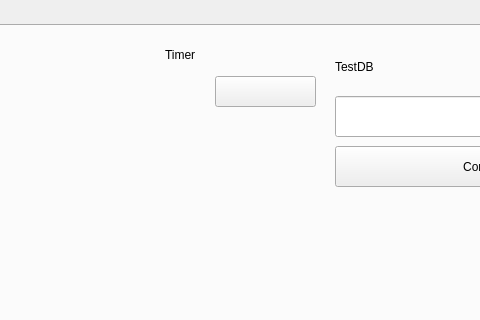
Old version of the form reporter.ui in the repository Davebudil/reporter; both pictures show x 217 to 697 and y 0 to 320 of the 866 by 626 pixel window.
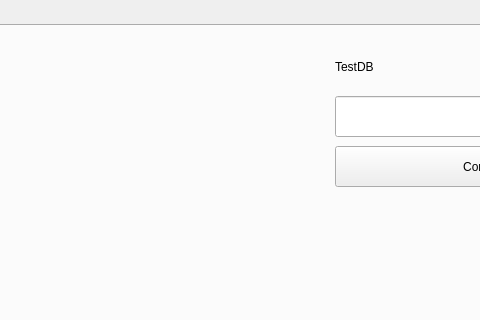
New version of the form. The open tabs and pages were chosen to show the change.

Commit message: Added start/pause button

What changed in the file:
```diff
--- a/reporter.ui
+++ b/reporter.ui
@@ -2774,32 +2774,6 @@
        <string/>
       </property>
      </widget>
-     <widget class="QToolButton" name="pauseResumeButton">
-      <property name="geometry">
-       <rect>
-        <x>430</x>
-        <y>50</y>
-        <width>101</width>
-        <height>31</height>
-       </rect>
-      </property>
-      <property name="text">
-       <string/>
-      </property>
-     </widget>
-     <widget class="QLabel" name="label">
-      <property name="geometry">
-       <rect>
-        <x>380</x>
-        <y>20</y>
-        <width>151</width>
-        <height>18</height>
-       </rect>
-      </property>
-      <property name="text">
-       <string>Timer</string>
-      </property>
-     </widget>
     </widget>
    </widget>
   </widget>
```
Left out of the diff: 19 changed lines with no effect on the pictures. The commit also changes 2 other files.
